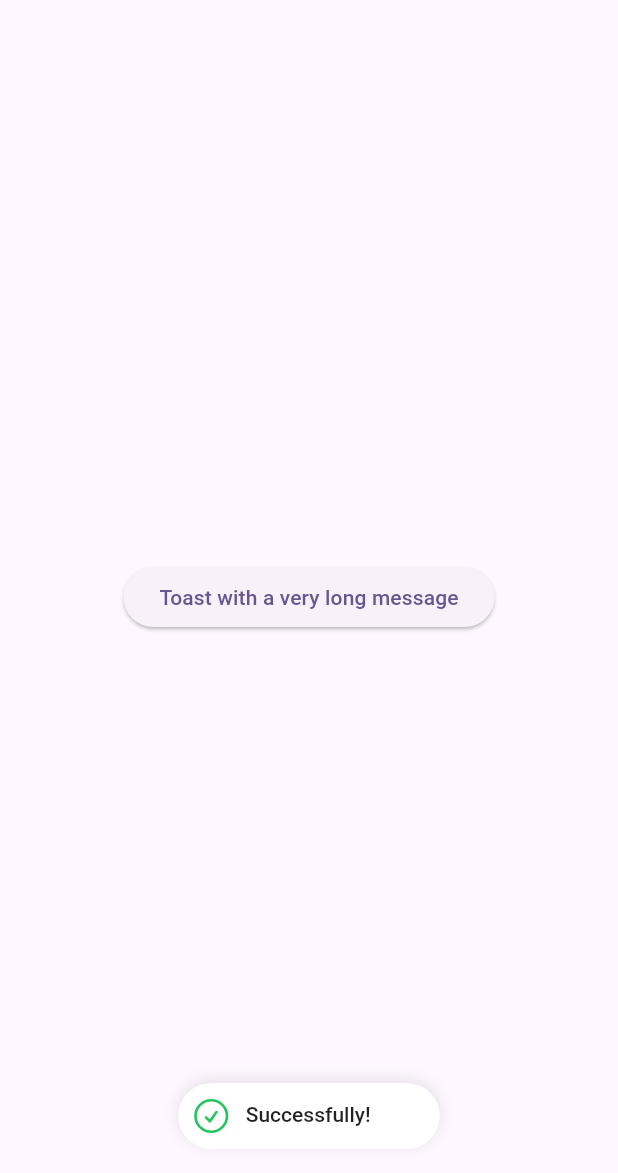
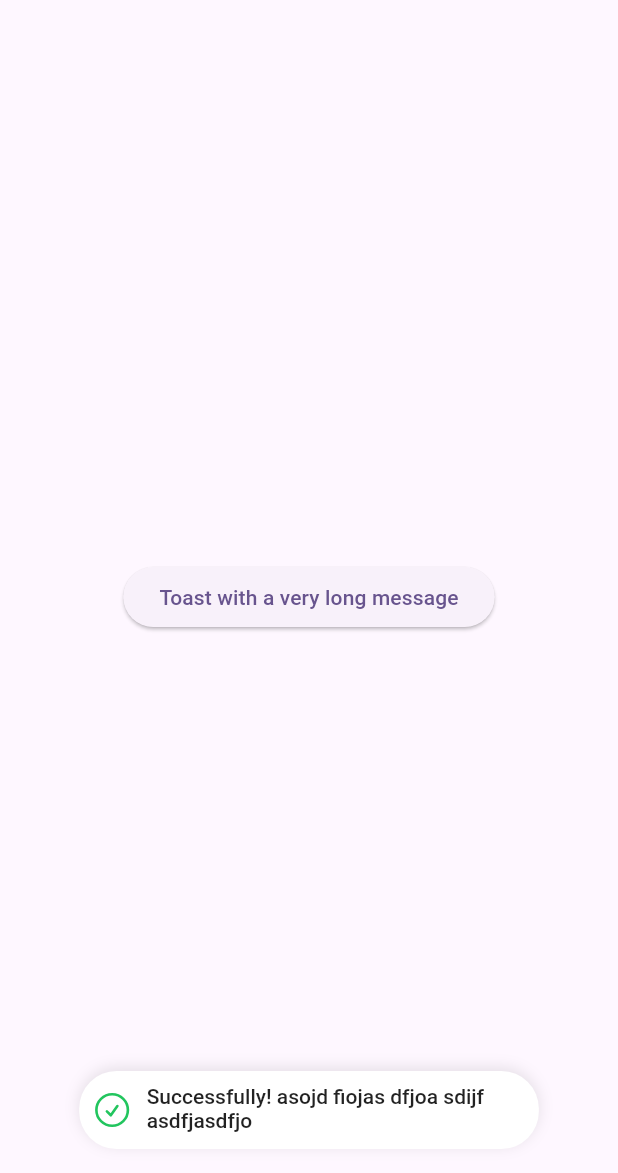
Before and after one commit to RobinVDVelden/tailwind_components, a Flutter app: the screen it shows after launch, after a tap on "Toast with a very long message", on a phone screen of 412 x 824 dp, the part 63-1236 px from its top. Run offline on Flutter 3.47's test engine with Material 3 defaults, Android fonts, the phone set to English and light mode, and no system bars; our stand-ins replace heroicons.

Commit message:
Fixed animation

```diff
--- a/example/lib/main.dart
+++ b/example/lib/main.dart
@@ -42,7 +42,7 @@ class _BaseAppState extends State<BaseApp> {
           children: [
             ElevatedButton(
               child: Text('Toast with a very long message'),
-              onPressed: () => Toast.show('Successfully!', type: ToastType.success),
+              onPressed: () => Toast.show('Successfully! asojd fiojas dfjoa sdijf asdfjasdfjo ', type: ToastType.success),
             )
           ],
         ),
--- a/lib/src/toast/MaskedTextContainer.dart
+++ /dev/null
@@ -1,56 +0,0 @@
-import 'package:flutter/material.dart';
-
-class MaskedTextContainer extends StatelessWidget {
-  final double width;
-  final double maxTextWidth;
-  final String text;
-
-  const MaskedTextContainer({
-    super.key,
-    required this.width,
-    required this.maxTextWidth,
-    required this.text,
-  });
-
-  @override
-  Widget build(BuildContext context) {
-    final defaultTextStyle = DefaultTextStyle.of(context).style;
-
-    final textPainter = TextPainter(
-      text: TextSpan(text: text, style: defaultTextStyle),
-      maxLines: null,
-      textDirection: TextDirection.ltr,
-    )..layout(maxWidth: maxTextWidth);
-
-    final fixedHeight = textPainter.height;
-
-    return Container(
-      width: width,
-      height: fixedHeight,
-      child: Stack(
-        children: [
-          Positioned(
-            left: 0,
-            top: 0,
-            child: SizedBox(
-              width: maxTextWidth,
-              child: DefaultTextStyle(
-                style: const TextStyle(
-                  color: Colors.black87,
-                  fontSize: 14,
-                  fontWeight: FontWeight.w500,
-                  decoration: TextDecoration.none,
-                ),
-                child: Text(
-                  text,
-                  softWrap: true,
-                  overflow: TextOverflow.clip,
-                ),
-              ),
-            ),
-          ),
-        ],
-      ),
-    );
-  }
-}
--- a/lib/src/toast/custom_toast.dart
+++ b/lib/src/toast/custom_toast.dart
@@ -1,6 +1,5 @@
 import 'package:flutter/material.dart';
 import 'package:heroicons/heroicons.dart';
-import 'package:tailwind_components/src/toast/MaskedTextContainer.dart';
 import 'package:tailwind_components/src/tw_colors.dart';
 import 'toast_type.dart';
 
@@ -77,9 +76,7 @@ class _CustomToastState extends State<CustomToast>
   }
 
   void _measureTextWidth() {
-    // Use 80% of screen width as max width for text measurement
-    final maxWidth = MediaQuery.of(context).size.width * .75 - 50; // Subtract padding
-
+    // First measure text without width constraint to get natural width
     final textSpan = TextSpan(
       text: widget.message,
       style: const TextStyle(
@@ -93,12 +90,22 @@ class _CustomToastState extends State<CustomToast>
     final textPainter = TextPainter(
       text: textSpan,
       textDirection: TextDirection.ltr,
-      maxLines: null, // Allow multiple lines
+      maxLines: null,
     );
 
-    textPainter.layout(maxWidth: maxWidth);
-    _textWidth = textPainter.width + 50; // Add padding space
-    _textHeight = textPainter.height + 10; // Add padding space
+    // Get natural width (without constraints)
+    textPainter.layout();
+    final naturalWidth = textPainter.width;
+
+    // Calculate optimal width: natural width + padding, but max 70% of screen
+    final maxWidth = MediaQuery.of(context).size.width * 0.7;
+    final optimalWidth = (naturalWidth + 50).clamp(0.0, maxWidth);
+
+    // Now measure with the optimal width to get final dimensions
+    textPainter.layout(maxWidth: optimalWidth - 50);
+
+    _textWidth = optimalWidth-20;
+    _textHeight = textPainter.height + 10;
   }
 
   void _startAnimation() async {
@@ -211,10 +218,29 @@ class _CustomToastState extends State<CustomToast>
                             height: targetHeight,
                             child: Padding(
                               padding: const EdgeInsets.only(left: 6, right: 8, top: 4),
-                              child: MaskedTextContainer(
-                                  width: 0,
-                                  maxTextWidth: MediaQuery.of(context).size.width*.7,
-                                  text: widget.message
+                              child: Stack(
+                                children: [
+                                  Positioned(
+                                    left: 0,
+                                    top: 0,
+                                    child: SizedBox(
+                                      width: (targetWidth - 10).clamp(0.0, double.infinity), // Subtract left/right padding (14) + extra 10 from right
+                                      child: DefaultTextStyle(
+                                        style: const TextStyle(
+                                          color: Colors.black87,
+                                          fontSize: 14,
+                                          fontWeight: FontWeight.w500,
+                                          decoration: TextDecoration.none,
+                                        ),
+                                        child: Text(
+                                          widget.message,
+                                          softWrap: true,
+                                          overflow: TextOverflow.clip,
+                                        ),
+                                      ),
+                                    ),
+                                  ),
+                                ],
                               ),
                             ),
                           );
```
